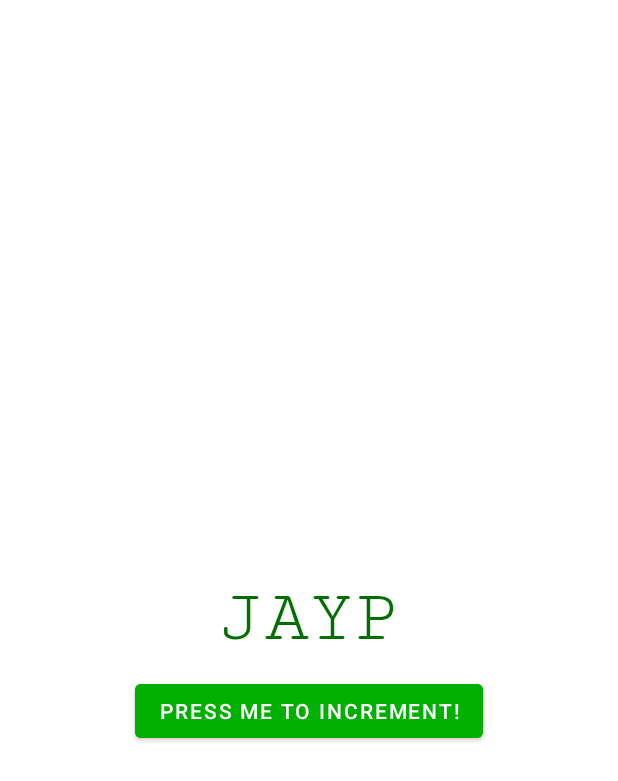
After one commit to BetaGammaEpsilon-com/PlayboiKotlin, an Android app: the layout activity_dan.xml on its own in the app's theme, with its tools: preview values and no code run, on a phone screen of 412 x 824 dp. The commit adds this screen. Shown: the top 781 px of the screen. Run offline under Robolectric (Android 15) with nearby library versions, the phone set to English and light mode, and no system bars.

Commit message:
Adding the Dan Activity (#5)
* improve gitignore

* Adding Dan Activity

* take your stupid changes dumb bitch

* adding in next week's lesson

```diff
--- a/app/src/main/AndroidManifest.xml
+++ b/app/src/main/AndroidManifest.xml
@@ -9,6 +9,9 @@
         android:roundIcon="@mipmap/ic_launcher_round"
         android:supportsRtl="true"
         android:theme="@style/Theme.PlayboiKotlin">
+        <activity
+            android:name=".dan.DanActivity"
+            android:exported="true" />
         <activity
             android:name=".JoshActivity"
             android:exported="false" />
--- /dev/null
+++ b/app/src/main/java/jayp/bge/playboikotlin/dan/DanMainViewState.kt
@@ -0,0 +1,5 @@
+package jayp.bge.playboikotlin.dan
+
+data class DanMainViewState(
+    val buttonCount: Int = 0
+)
--- /dev/null
+++ b/app/src/main/res/layout/activity_dan.xml
@@ -0,0 +1,35 @@
+<?xml version="1.0" encoding="utf-8"?>
+<androidx.constraintlayout.widget.ConstraintLayout xmlns:android="http://schemas.android.com/apk/res/android"
+    xmlns:app="http://schemas.android.com/apk/res-auto"
+    xmlns:tools="http://schemas.android.com/tools"
+    android:layout_width="match_parent"
+    android:layout_height="match_parent"
+    tools:context=".dan.DanActivity">
+
+    <TextView
+        android:id="@+id/dan_textview"
+        android:layout_width="wrap_content"
+        android:layout_height="wrap_content"
+        android:fontFamily="serif-monospace"
+        android:text="jayp"
+        android:textAllCaps="true"
+        android:textColor="#006F00"
+        android:textSize="50dp"
+        app:layout_constraintBottom_toBottomOf="parent"
+        app:layout_constraintEnd_toEndOf="parent"
+        app:layout_constraintStart_toStartOf="parent"
+        app:layout_constraintTop_toTopOf="parent" />
+
+    <Button
+        android:id="@+id/increment_button"
+        android:layout_width="wrap_content"
+        android:layout_height="wrap_content"
+        android:layout_margin="10dp"
+        android:backgroundTint="#00AF00"
+        android:text="press me to increment!"
+        app:layout_constraintEnd_toEndOf="parent"
+        app:layout_constraintStart_toStartOf="parent"
+        app:layout_constraintTop_toBottomOf="@id/dan_textview" />
+
+
+</androidx.constraintlayout.widget.ConstraintLayout>
```
Also changed, not shown: app/build.gradle (+7 -0 lines), app/src/main/java/jayp/bge/playboikotlin/MainActivity.kt (+8 -2 lines), app/src/main/java/jayp/bge/playboikotlin/dan/DanActivity.kt (added, +39 -0 lines), app/src/main/java/jayp/bge/playboikotlin/dan/DanMainViewModel.kt (added, +21 -0 lines), app/src/main/res/layout/activity_main.xml (+11 -0 lines), 1 other file.
